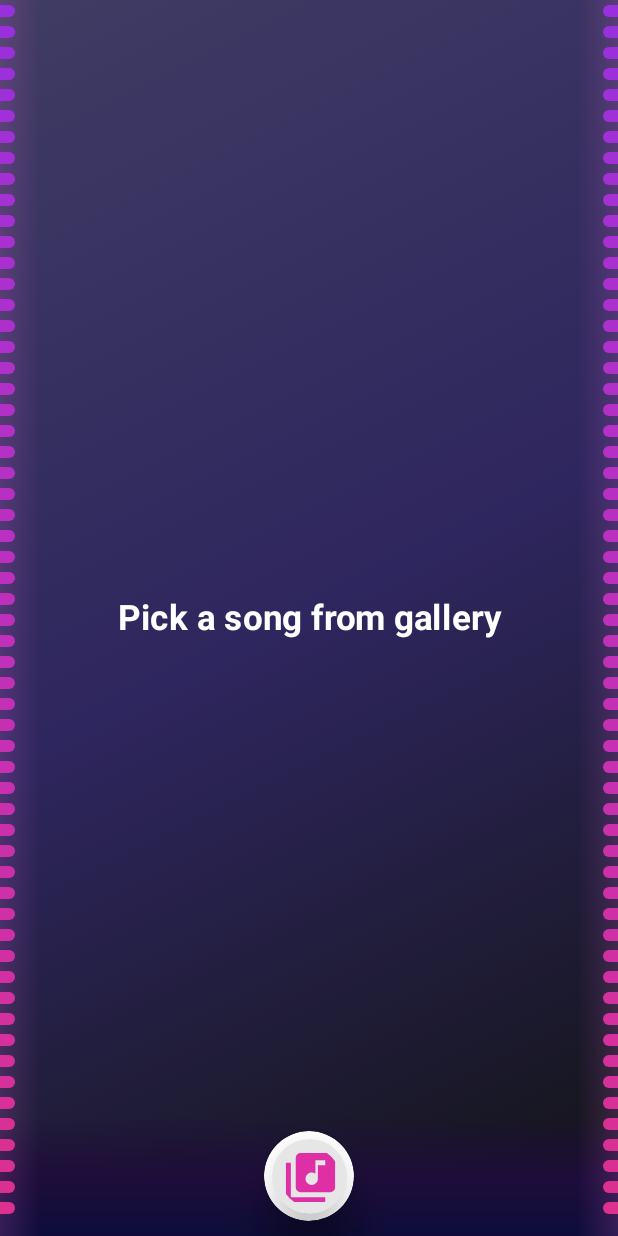
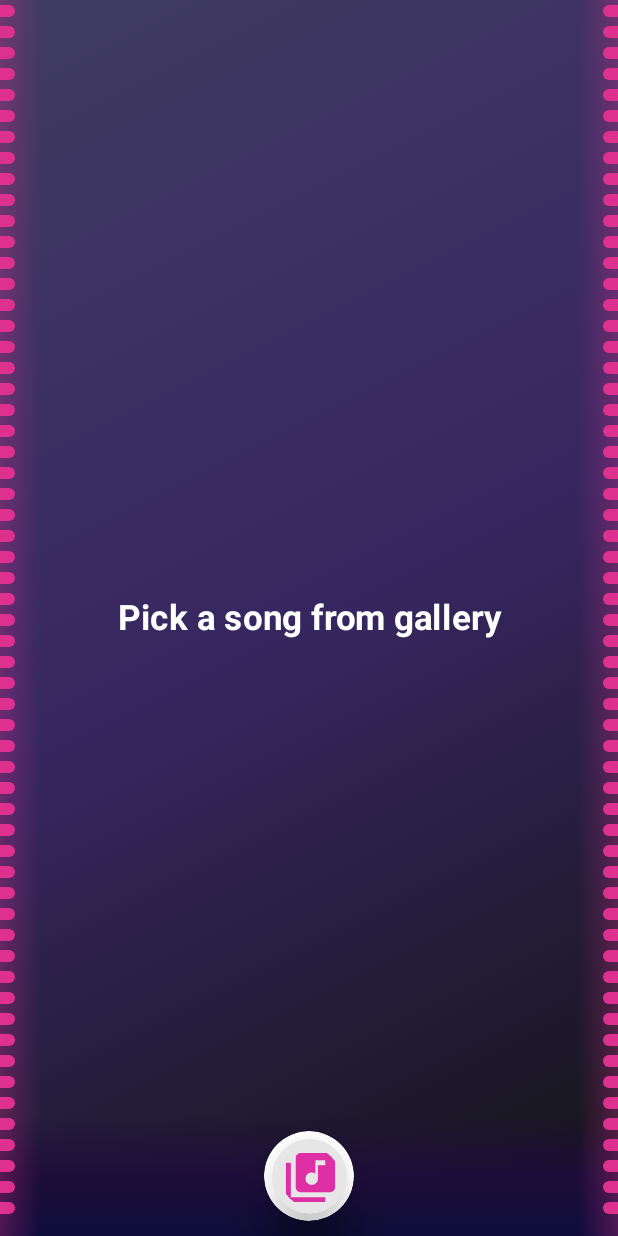
Before and after one commit to nbarkoch/PitchMasterBeta, an Android app built with Jetpack Compose: the screen it shows after launch (MainActivity), on a phone screen of 412 x 824 dp. Run offline under Robolectric (Android 15) with nearby library versions, the light colour scheme and no system bars.

Commit message:
decoration change color of pitch instead of gradient

```diff
--- a/app/src/main/java/com/example/pitchmasterbeta/model/AudioRecorder.kt
+++ b/app/src/main/java/com/example/pitchmasterbeta/model/AudioRecorder.kt
@@ -15,7 +15,7 @@ import java.io.IOException
 class AudioRecorder(val context: Context) {
     private var mediaRecorder: MediaRecorder? = null
     private var outputFile: File? = null
-    fun startRecording() {
+    fun startRecording(): Boolean {
         mediaRecorder = (if (Build.VERSION.SDK_INT >= Build.VERSION_CODES.S) {
             MediaRecorder(context)
         } else MediaRecorder()).apply {
@@ -30,10 +30,12 @@ class AudioRecorder(val context: Context) {
             try {
                 prepare()
                 start()
-            } catch (e: IOException) {
+                return true
+            } catch (e: Exception) {
                 e.printStackTrace()
             }
         }
+        return false
     }
 
     fun stopRecording() {
--- a/app/src/main/java/com/example/pitchmasterbeta/model/PitchSoundPlayer.kt
+++ b/app/src/main/java/com/example/pitchmasterbeta/model/PitchSoundPlayer.kt
@@ -446,8 +446,8 @@ class PitchSoundPlayer(private val sampleRate: Int, duration: Int) {
 
 
 val colorMap = hashMapOf(
-    AudioProcessor.NotesSimilarity.Idle to Color(0xFFFFFFFF),
-    AudioProcessor.NotesSimilarity.Neutral to Color(0xFFFFFFFF),
+    AudioProcessor.NotesSimilarity.Idle to Color(0xFFdd308f),
+    AudioProcessor.NotesSimilarity.Neutral to Color(0xFFE44EA0),
     AudioProcessor.NotesSimilarity.Close to Color(0xff7dab52),
     AudioProcessor.NotesSimilarity.Equal to Color(0xff27d57e),
     AudioProcessor.NotesSimilarity.Wrong to Color(0xffd52737)
--- a/app/src/main/java/com/example/pitchmasterbeta/ui/workspace/PitchDecoration.kt
+++ b/app/src/main/java/com/example/pitchmasterbeta/ui/workspace/PitchDecoration.kt
@@ -1,6 +1,7 @@
 package com.example.pitchmasterbeta.ui.workspace
 
-import android.animation.ArgbEvaluator
+import androidx.compose.animation.animateColorAsState
+import androidx.compose.animation.core.tween
 import androidx.compose.foundation.background
 import androidx.compose.foundation.layout.Box
 import androidx.compose.foundation.layout.fillMaxHeight
@@ -28,7 +29,6 @@ import androidx.compose.ui.draw.scale
 import androidx.compose.ui.graphics.Brush
 import androidx.compose.ui.graphics.Color
 import androidx.compose.ui.graphics.graphicsLayer
-import androidx.compose.ui.graphics.toArgb
 import androidx.compose.ui.platform.LocalConfiguration
 import androidx.compose.ui.platform.LocalDensity
 import androidx.compose.ui.tooling.preview.Preview
@@ -61,14 +61,19 @@ fun PitchDecorationColumn(
     maxChordWidth: Dp, numOfItems: Int, chordHeight: Dp
 ) {
     val screenWidthDp = LocalConfiguration.current.screenWidthDp
+    val colorState = viewModel.similarityColor.collectAsState()
+    val color =
+        animateColorAsState(targetValue = colorState.value, label = "", animationSpec = tween(300))
+
     val gradientBrush = Brush.horizontalGradient(
         colors = listOf(
-            Color(0x2DE96ADC),
+            color.value.copy(alpha = 0.3f),
             Color.Transparent,
         ),
         startX = 0.0f,
         endX = 40f
     )
+
 
     val baseModifier = Modifier
         .fillMaxHeight()
@@ -86,7 +91,7 @@ fun PitchDecorationColumn(
                     .width(10.dp)
                     .padding(0.dp, 3.dp)
                     .offset(x = 0.dp, y = i * chordHeight),
-                color = interpolateColor(i, numOfItems),
+                color = color.value,
                 chordHeight = chordHeight - 6.dp,
             )
         }
@@ -104,6 +109,10 @@ fun LazyWindowScroller(
 ) {
     val localDensity = LocalDensity.current
     val scrollState = rememberLazyListState()
+    val colorState = viewModel.similarityColor.collectAsState()
+    val color =
+        animateColorAsState(targetValue = colorState.value, label = "", animationSpec = tween(300))
+
     val chordHeightPx = with(localDensity) { chordHeight.toPx() }
     val currentMidpoint = chordHeightPx * 2.5f
     val note by rememberUpdatedState(
@@ -153,7 +162,7 @@ fun LazyWindowScroller(
                 modifier = Modifier
                     .width(scaleX * 10.dp)
                     .padding(0.dp, 3.dp),
-                color = interpolateColor(i, items.size),
+                color = color.value,
                 chordHeight = chordHeight - 6.dp
             )
         }
@@ -165,16 +174,16 @@ fun LazyWindowScroller(
 }
 
 
-val argbEvaluator = ArgbEvaluator()
-val firstColor = Color(0xFF9830dd).toArgb()
-val secondColor = Color(0xFFdd308f).toArgb()
-private fun interpolateColor(position: Int, totalItems: Int): Color {
-    return Color(
-        argbEvaluator.evaluate(
-            position.toFloat() / (totalItems - 1), firstColor, secondColor
-        ) as Int
-    )
-}
+//val argbEvaluator = ArgbEvaluator()
+//val firstColor = Color(0xFF9830dd).toArgb()
+//val secondColor = Color(0xFFdd308f).toArgb()
+//private fun interpolateColor(position: Int, totalItems: Int): Color {
+//    return Color(
+//        argbEvaluator.evaluate(
+//            position.toFloat() / (totalItems - 1), firstColor, secondColor
+//        ) as Int
+//    )
+//}
 
 
 @Composable
--- a/app/src/main/java/com/example/pitchmasterbeta/ui/workspace/WorkspaceSurface.kt
+++ b/app/src/main/java/com/example/pitchmasterbeta/ui/workspace/WorkspaceSurface.kt
@@ -1,5 +1,7 @@
 package com.example.pitchmasterbeta.ui.workspace
 
+import androidx.compose.animation.animateColorAsState
+import androidx.compose.animation.core.tween
 import androidx.compose.foundation.background
 import androidx.compose.foundation.layout.Box
 import androidx.compose.foundation.layout.fillMaxSize
@@ -30,6 +32,10 @@ fun WorkspaceSurface(
     val viewModel: WorkspaceViewModel = MainActivity.getWorkspaceViewModel()
     val scaffoldState = rememberScaffoldState()
     val snackbarEvent by viewModel.snackbarEvent.collectAsState(initial = null)
+    val colorState = viewModel.similarityColor.collectAsState()
+    val color =
+        animateColorAsState(targetValue = colorState.value, label = "", animationSpec = tween(300))
+
     LaunchedEffect(snackbarEvent) {
         snackbarEvent?.let {
             viewModel.viewModelScope.launch {
@@ -43,10 +49,11 @@ fun WorkspaceSurface(
     val gradientBrush = Brush.linearGradient(
         colors = listOf(
             Color(0xFF403C63),
-            Color(0xFF2E265E),
+            color.value.copy(alpha = 0.05f),
             Color(0xFF121314),
         ),
     )
+
 
     // Create or retrieve the ViewModel associated with the ViewModelStore
     WorkspaceBackHandler()
@@ -57,6 +64,7 @@ fun WorkspaceSurface(
             modifier = modifier
                 .padding(innerPadding)
                 .fillMaxSize()
+                .background(color = Color(0xFF2E265E))
                 .background(brush = gradientBrush)
         )
         {
--- a/app/src/main/java/com/example/pitchmasterbeta/ui/workspace/WorkspaceViewModel.kt
+++ b/app/src/main/java/com/example/pitchmasterbeta/ui/workspace/WorkspaceViewModel.kt
@@ -220,7 +220,9 @@ class WorkspaceViewModel : ViewModel(), SpleeterService.ServiceNotifier {
     private val _progress = MutableStateFlow(0.0f)
     val progress: StateFlow<Float> = _progress
 
-    private val _similarityColor = MutableStateFlow(Color(0xFFFFFFFF))
+    private val _similarity = MutableStateFlow(AudioProcessor.NotesSimilarity.Idle)
+
+    private val _similarityColor = MutableStateFlow(Color(0xFFdd308f))
     val similarityColor: StateFlow<Color> = _similarityColor
 
     private val _displaySingerVolume = MutableStateFlow(false)
@@ -243,8 +245,8 @@ class WorkspaceViewModel : ViewModel(), SpleeterService.ServiceNotifier {
 
     private val _isRecording = MutableStateFlow(true)
     val isRecording: StateFlow<Boolean> = _isRecording
-    private val _isRecordingDisabled = MutableStateFlow(false)
-    val isRecordingDisabled: StateFlow<Boolean> = _isRecordingDisabled
+    private val _isRecordingEnabled = MutableStateFlow(false)
+    val isRecordingEnabled: StateFlow<Boolean> = _isRecordingEnabled
     private val _recordSaved = MutableStateFlow(false)
     val recordSaved: StateFlow<Boolean> = _recordSaved
     fun setRecording(trigger: Boolean) {
@@ -304,7 +306,11 @@ class WorkspaceViewModel : ViewModel(), SpleeterService.ServiceNotifier {
         micJob = CoroutineScope(Dispatchers.IO).launch {
             val handlePitch: (Double, Int, Int, AudioProcessor.NotesSimilarity) -> Unit =
                 { _, noteI, volume, similarity ->
-                    _similarityColor.value = getColor(similarity)
+                    if (!goodForThisWindowWatch || (_similarity.value != AudioProcessor.NotesSimilarity.Equal)
+                    ) {
+                        _similarityColor.value = getColor(similarity)
+                        _similarity.value = similarity
+                    }
                     if (noteI > 0 && lyricsNowActive) {
                         if (similarity == AudioProcessor.NotesSimilarity.Equal || similarity == AudioProcessor.NotesSimilarity.Close) {
                             goodForThisWindowWatch = true
@@ -376,9 +382,8 @@ class WorkspaceViewModel : ViewModel(), SpleeterService.ServiceNotifier {
 
         appContext?.let { context ->
             if (_isRecording.value) {
-                _isRecordingDisabled.value = false
                 audioRecorder = AudioRecorder(context = context)
-                audioRecorder?.startRecording()
+                _isRecordingEnabled.value = audioRecorder?.startRecording() ?: false
             }
         }
 
@@ -499,7 +504,7 @@ class WorkspaceViewModel : ViewModel(), SpleeterService.ServiceNotifier {
             // we can't just jump to lyrics without starting playing its just doesn't make any sense
             return
         }
-        _isRecordingDisabled.value = true // since the audio is ruined, we cannot record, for now..
+        _isRecordingEnabled.value = false // since the audio is ruined, we cannot record, for now..
         jumpLock.withLock {
             withContext(Dispatchers.IO) {
                 jumpInProgress = true
```
Also changed, not shown: app/src/main/java/com/example/pitchmasterbeta/ui/workspace/Header.kt (+11 -13 lines).
